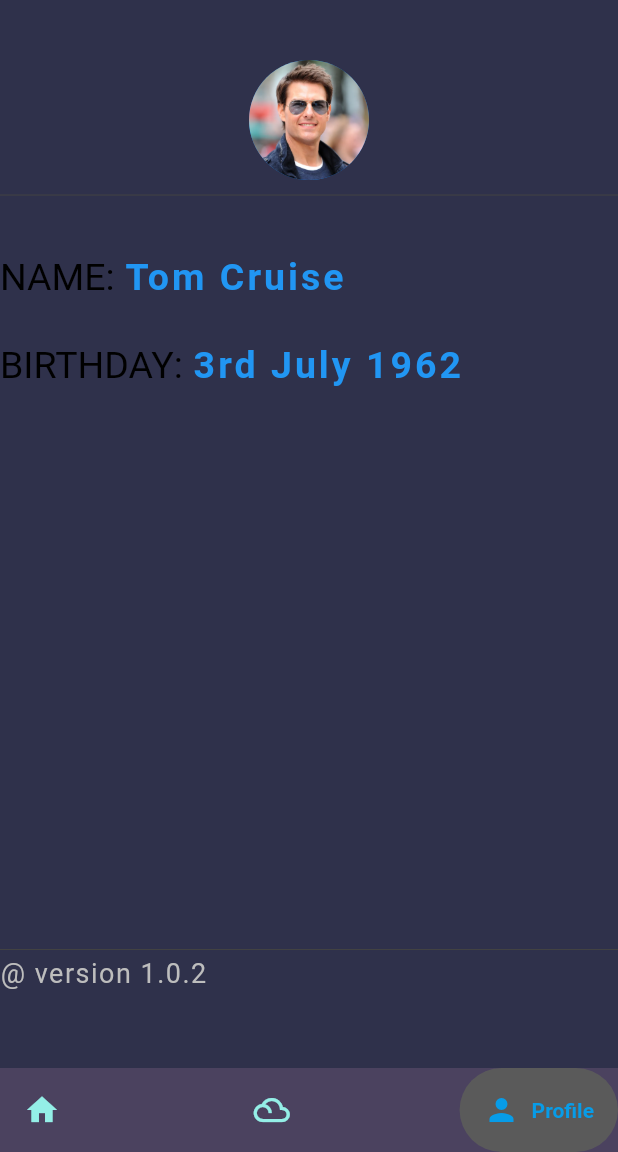
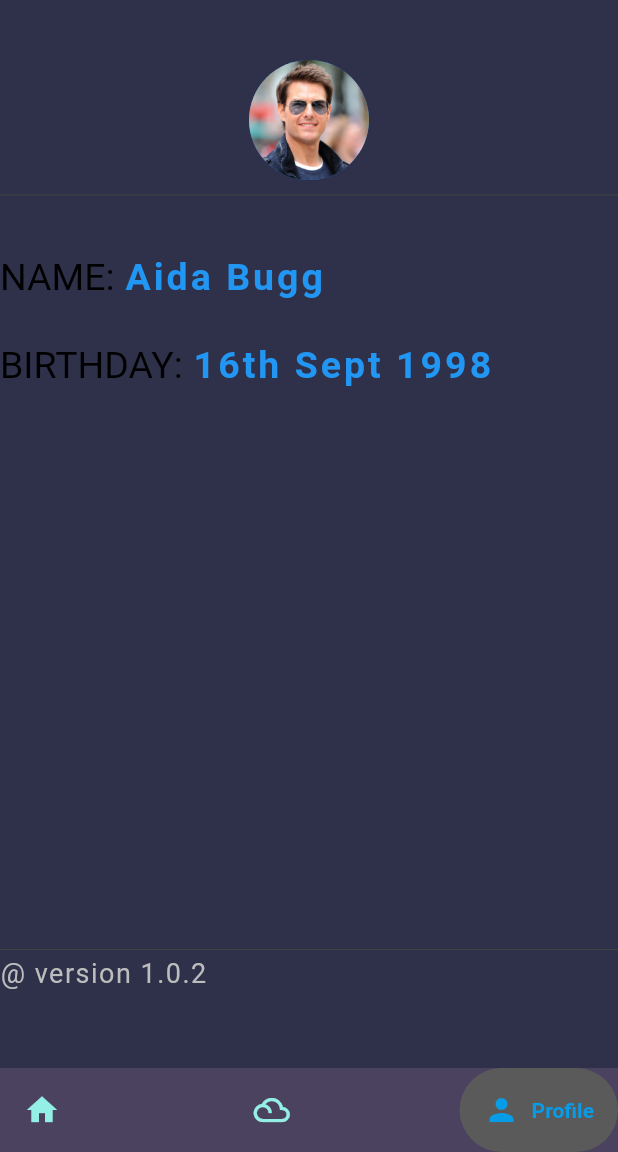
Before and after one commit to ninahonyango/Weather-App, a Flutter app: the screen it shows after launch, item 3 of the bottom bar chosen, on a phone screen of 412 x 824 dp, the part 84-1236 px from its top. Run offline on Flutter 3.47's test engine with Material 2 defaults, Android fonts, the phone set to English and light mode, and no system bars; drawn by our look-alikes of google_nav_bar; our stand-ins replace animated_splash_screen, font_awesome_flutter, geolocator; network calls fail.

Commit message:
modified profile.dart

```diff
--- a/lib/profile.dart
+++ b/lib/profile.dart
@@ -58,7 +58,7 @@ class _ProfileState extends State<Profile> {
                   ),
 
                   Text(
-                    'Tom Cruise',
+                    'Aida Bugg',
                     style: TextStyle(
                       color: Colors.blue,
                       letterSpacing: 2.0,
@@ -83,7 +83,7 @@ class _ProfileState extends State<Profile> {
                   ),
 
                   Text(
-                    '3rd July 1962',
+                    '16th Sept 1998',
                     style: TextStyle(
                       color: Colors.blue,
                       letterSpacing: 2.0,
```
